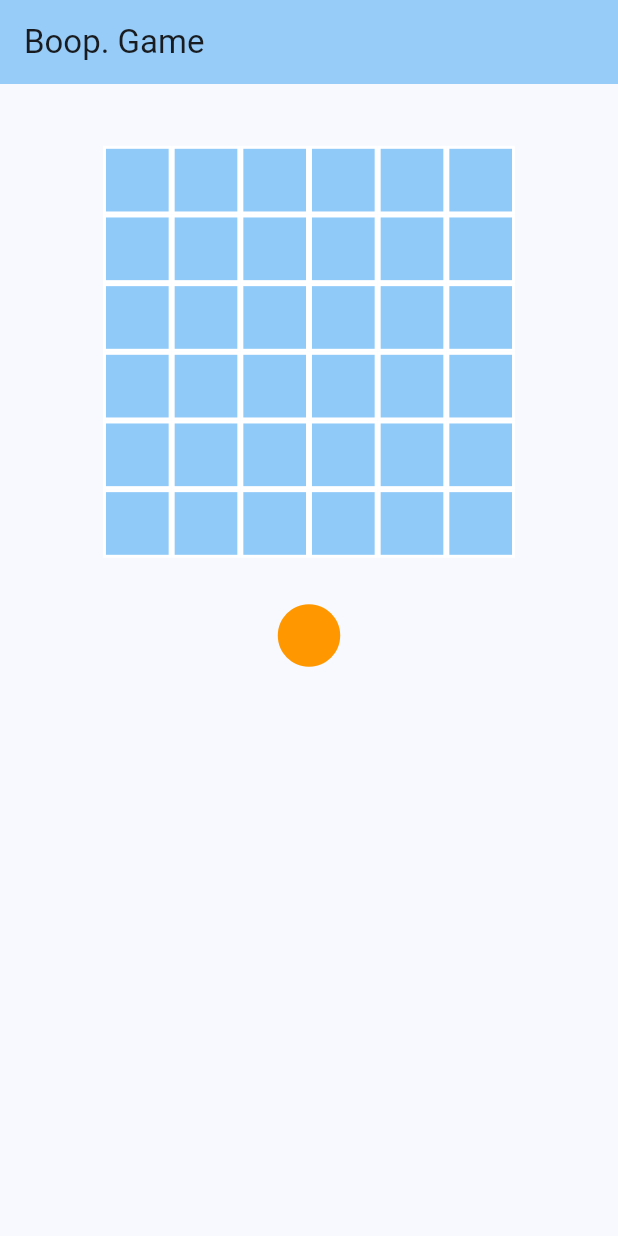
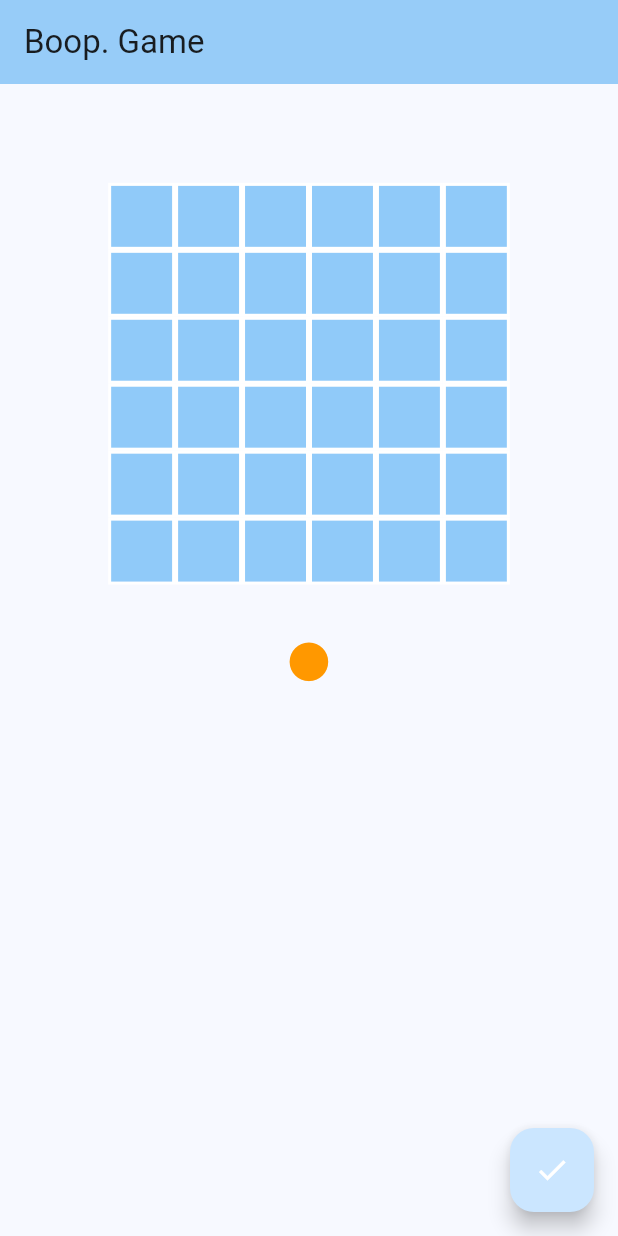
Before and after one commit to LiamWhitenack/boop, a Flutter app: the screen it shows after launch, on a phone screen of 412 x 824 dp. Run offline on Flutter 3.47's test engine with Material 2 defaults, Android fonts, the phone set to English and light mode, and no system bars.

Commit message:
added confirm button

```diff
--- a/lib/grid.dart
+++ b/lib/grid.dart
@@ -1,4 +1,3 @@
-import 'package:boop/kittens_and_cats.dart';
 import 'package:boop/player.dart';
 import 'package:flutter/material.dart';
 
@@ -11,13 +10,19 @@ class Grid extends StatefulWidget {
   final Player playerOne;
   final Player playerTwo;
   final Function refreshMyGamePageState;
+  final Function alternatePlayerOneTurn;
+  final bool playerOneTurn;
+  final String? winner;
 
-  Grid({
+  const Grid({
     super.key,
     required this.board,
     required this.playerOne,
     required this.playerTwo,
     required this.refreshMyGamePageState,
+    required this.alternatePlayerOneTurn,
+    required this.playerOneTurn,
+    required this.winner,
   });
 
   @override
@@ -26,8 +31,6 @@ class Grid extends StatefulWidget {
 
 class _GridState extends State<Grid> {
   List<List<bool>> isDragOver = List.generate(6, (row) => List.filled(6, true));
-  String? winner;
-  bool playerOneTurn = true;
   Color getCellColor(int row, int column) {
     // if (row == placementRow && column == placementColumn) {
     //   return Colors.blue.shade200;
@@ -40,11 +43,11 @@ class _GridState extends State<Grid> {
 
   @override
   Widget build(BuildContext context) {
-    if (winner != null) {
-      return Text('$winner wins!');
+    if (widget.winner != null) {
+      return Text('$widget.winner wins!');
     }
 
-    Player activePlayer = playerOneTurn ? widget.playerOne : widget.playerTwo;
+    Player activePlayer = widget.playerOneTurn ? widget.playerOne : widget.playerTwo;
 
     return GridView.builder(
       itemCount: 36,
@@ -57,18 +60,8 @@ class _GridState extends State<Grid> {
         Color cellColor = getCellColor(row, column);
         return DragTarget<String>(
           onAccept: (value) {
-            widget.board.updateGrid();
-            if (widget.board.checkForWin() != null) {
-              winner = widget.board.checkForWin();
-            }
-
-            widget.board.upgradeThreeInARows();
-
-            playerOneTurn = !playerOneTurn;
-
             isDragOver[row][column] = false;
             setState(() {});
-            widget.refreshMyGamePageState();
           },
           onLeave: (value) {
             setState(() {
--- a/lib/kittens_and_cats.dart
+++ b/lib/kittens_and_cats.dart
@@ -28,11 +28,14 @@ class CatWidget extends StatelessWidget {
 
   @override
   Widget build(BuildContext context) {
+    final double screenHeight = MediaQuery.of(context).size.height;
+    final double screenWidth = MediaQuery.of(context).size.width;
+    final double limitingSize = screenHeight > screenWidth ? screenWidth : screenHeight;
     return Center(
       child: Container(
         color: catColor,
-        height: 50,
-        width: 50,
+        height: limitingSize * 0.075,
+        width: limitingSize * 0.075,
       ),
     );
   }
@@ -47,12 +50,11 @@ class KittenWidget extends StatelessWidget {
 
   @override
   Widget build(BuildContext context) {
+    final double screenHeight = MediaQuery.of(context).size.height;
+    final double screenWidth = MediaQuery.of(context).size.width;
+    final double limitingSize = screenHeight > screenWidth ? screenWidth : screenHeight;
     return Center(
-      child: Icon(
-        Icons.circle,
-        color: kittenColor,
-        size: 50,
-      ),
+      child: Icon(Icons.circle, color: kittenColor, size: limitingSize * 0.075),
     );
   }
 }
--- a/lib/main.dart
+++ b/lib/main.dart
@@ -7,11 +7,48 @@ import 'my_game_page.dart';
 
 void main() {
   // playGame();
-  runApp(const MyApp());
+  runApp(MyApp(
+    board: Board(),
+    playerOne: Player('Ralph', Colors.orange),
+    playerTwo: Player('Jack', Colors.grey),
+  ));
 }
 
-class MyApp extends StatelessWidget {
-  const MyApp({super.key});
+class MyApp extends StatefulWidget {
+  final Board board;
+  final Player playerOne;
+  final Player playerTwo;
+
+  const MyApp({
+    super.key,
+    required this.board,
+    required this.playerOne,
+    required this.playerTwo,
+  });
+
+  @override
+  State<MyApp> createState() => _MyAppState();
+}
+
+class _MyAppState extends State<MyApp> {
+  String? winner;
+  bool playerOneTurn = true;
+
+  void confirmMove() {
+    widget.board.updateGrid();
+
+    // this will usually return null, otherwise winning player's name
+    winner = widget.board.checkForWin();
+
+    widget.board.upgradeThreeInARows();
+
+    alternatePlayerOneTurn();
+    setState(() {});
+  }
+
+  void alternatePlayerOneTurn() {
+    playerOneTurn = !playerOneTurn;
+  }
 
   @override
   Widget build(BuildContext context) {
@@ -24,9 +61,19 @@ class MyApp extends StatelessWidget {
       home: Scaffold(
         body: MyGamePage(
           title: 'Boop. Game',
-          playerOne: Player('Ralph', Colors.orange),
-          playerTwo: Player('Jack', Colors.grey),
-          board: Board(),
+          playerOne: widget.playerOne,
+          playerTwo: widget.playerTwo,
+          board: widget.board,
+          winner: winner,
+          playerOneTurn: playerOneTurn,
+          alternatePlayerOneTurn: alternatePlayerOneTurn,
+        ),
+        floatingActionButton: FloatingActionButton(
+          onPressed: confirmMove,
+          child: const Icon(
+            Icons.check,
+            color: Colors.white,
+          ),
         ),
       ),
     );
--- a/lib/my_game_page.dart
+++ b/lib/my_game_page.dart
@@ -11,36 +11,36 @@ class MyGamePage extends StatefulWidget {
     required this.playerOne,
     required this.playerTwo,
     required this.board,
+    required this.playerOneTurn,
+    this.winner,
+    required this.alternatePlayerOneTurn,
   });
   final String title;
   final Player playerOne;
   final Player playerTwo;
   final Board board;
+  final bool playerOneTurn;
+  final String? winner;
+  final Function alternatePlayerOneTurn;
 
   @override
   State<MyGamePage> createState() => _MyGamePageState();
 }
 
 class _MyGamePageState extends State<MyGamePage> {
-  // used to alternate turns
-  bool playerOneTurn = true;
-
-  // this variable is null if there is no winner yet, else their name
-  String? winner;
-
   // these are user inputs
   String? pieceType;
   int? row;
   int? column;
 
   void refreshMyGamePageState() {
-    playerOneTurn = !playerOneTurn;
+    widget.alternatePlayerOneTurn();
     setState(() {});
   }
 
   @override
   Widget build(BuildContext context) {
-    Player activePlayer = playerOneTurn ? widget.playerOne : widget.playerTwo;
+    Player activePlayer = widget.playerOneTurn ? widget.playerOne : widget.playerTwo;
     final double screenWidth = MediaQuery.of(context).size.width;
     final double screenHeight = MediaQuery.of(context).size.height;
     final double limitingSize = screenHeight > screenWidth ? screenWidth : screenHeight;
@@ -52,20 +52,23 @@ class _MyGamePageState extends State<MyGamePage> {
       body: Center(
         child: Column(
           children: [
-            SizedBox(height: screenHeight / 20),
+            SizedBox(height: screenHeight * 0.08),
             SizedBox(
-              height: limitingSize / 1.5,
-              width: limitingSize / 1.5,
+              height: limitingSize * 0.65,
+              width: limitingSize * 0.65,
               child: Grid(
                 board: widget.board,
                 playerOne: widget.playerOne,
                 playerTwo: widget.playerTwo,
+                playerOneTurn: widget.playerOneTurn,
+                winner: widget.winner,
+                alternatePlayerOneTurn: widget.alternatePlayerOneTurn,
                 refreshMyGamePageState: refreshMyGamePageState,
               ),
             ),
             SizedBox(
-              height: screenHeight / 8,
-              width: limitingSize / 1.5,
+              height: screenHeight * 0.125,
+              width: limitingSize * 0.7,
               child: Row(
                 mainAxisAlignment: MainAxisAlignment.center,
                 children: [
@@ -79,7 +82,7 @@ class _MyGamePageState extends State<MyGamePage> {
                       : const SizedBox(),
                   // space between
                   activePlayer.cats.isNotEmpty && activePlayer.kittens.isNotEmpty
-                      ? const SizedBox(width: 100)
+                      ? SizedBox(width: limitingSize * 0.2)
                       : const SizedBox(),
                   // kittens
                   activePlayer.kittens.isNotEmpty
```
